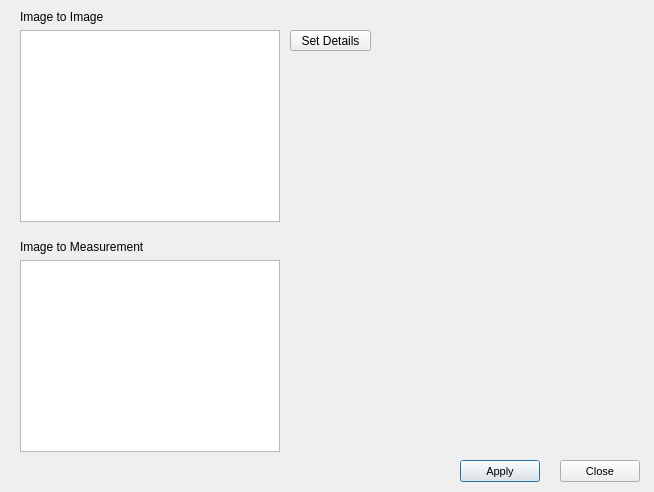
Before: the Qt Designer form code/processespane.ui in PamirGhimire/seeWithCpp, drawn with Qt 5.
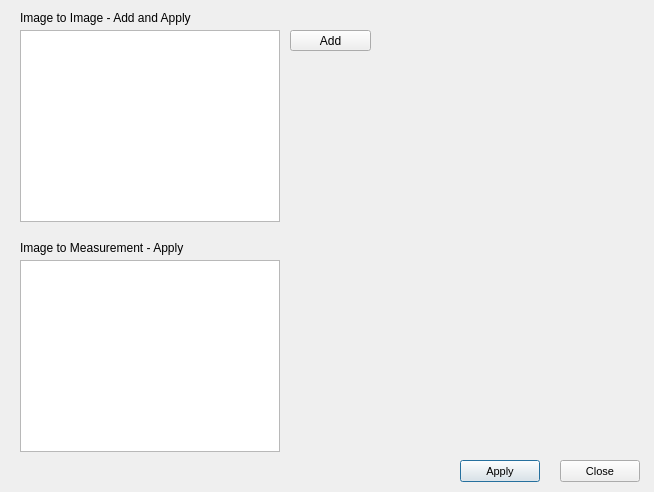
After: the same form once the commit is applied.

Commit message: added image to measurement pane, added show histogram to it

```diff
--- a/code/processespane.ui
+++ b/code/processespane.ui
@@ -54,12 +54,12 @@
     <rect>
      <x>20</x>
      <y>10</y>
-     <width>150</width>
-     <height>14</height>
+     <width>261</width>
+     <height>16</height>
     </rect>
    </property>
    <property name="text">
-    <string>Image to Image</string>
+    <string>Image to Image - Add and Apply </string>
    </property>
   </widget>
   <widget class="QLabel" name="image2measurement">
@@ -67,12 +67,12 @@
     <rect>
      <x>20</x>
      <y>240</y>
-     <width>150</width>
-     <height>14</height>
+     <width>251</width>
+     <height>16</height>
     </rect>
    </property>
    <property name="text">
-    <string>Image to Measurement</string>
+    <string>Image to Measurement - Apply</string>
    </property>
   </widget>
   <widget class="QListWidget" name="i2iProcesses">
@@ -105,7 +105,7 @@
     </rect>
    </property>
    <property name="text">
-    <string>Set Details</string>
+    <string>Add</string>
    </property>
   </widget>
  </widget>
```
The commit also changes 8 other files.
